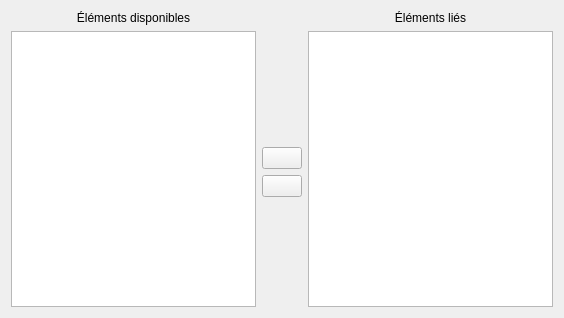
Above: sources/ui/masterpropertieswidget.ui from qelectrotech/qelectrotech-source-mirror before the change. Below: the same form after it.
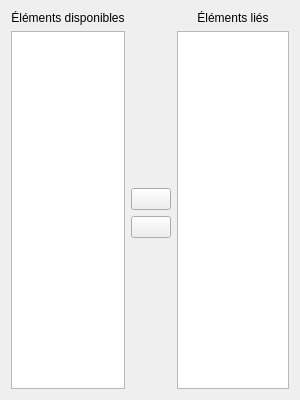
That is the form after the change. Icons and pictures are not drawn.

Commit message: Fix widgets size for dock

```diff
--- a/sources/ui/masterpropertieswidget.ui
+++ b/sources/ui/masterpropertieswidget.ui
@@ -6,10 +6,16 @@
    <rect>
     <x>0</x>
     <y>0</y>
-    <width>564</width>
-    <height>318</height>
+    <width>300</width>
+    <height>400</height>
    </rect>
   </property>
+  <property name="minimumSize">
+   <size>
+    <width>300</width>
+    <height>400</height>
+   </size>
+  </property>
   <property name="windowTitle">
    <string>Form</string>
   </property>
```
The commit also changes 4 other files.
